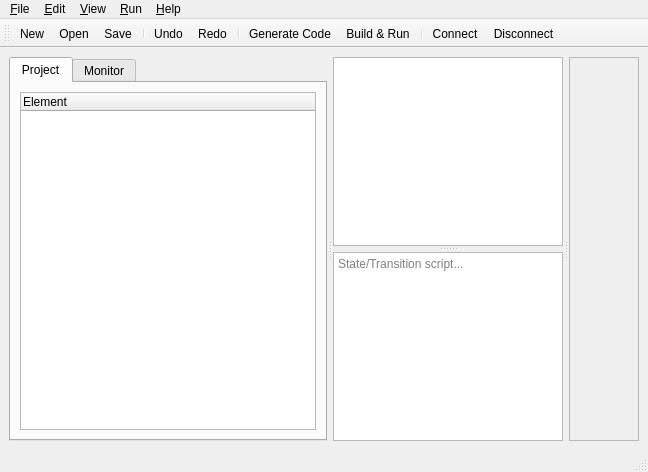
This is src/core_fsm/ui_qt/mainwindow.ui in EightL/fsm-automata-editor-monitor as Qt 5 draws it before an edit. The edited form follows.
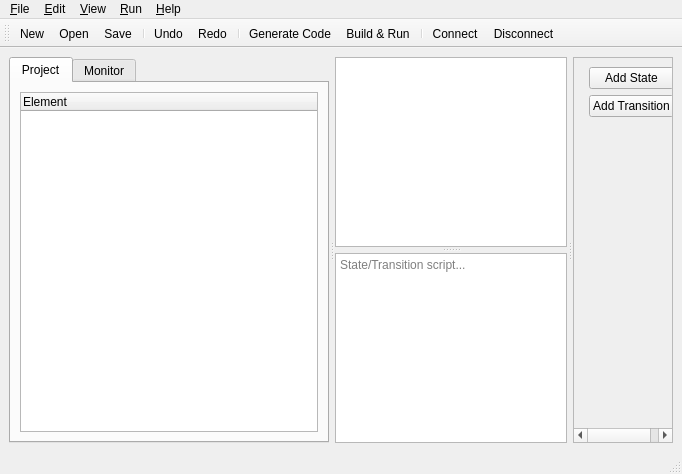
This is the edited form.

Commit message: feat: buttons for adding states and adding transitions

Diff of the .ui file:
```diff
--- a/src/core_fsm/ui_qt/mainwindow.ui
+++ b/src/core_fsm/ui_qt/mainwindow.ui
@@ -2,11 +2,19 @@
 <ui version="4.0">
  <class>MainWindow</class>
  <widget class="QMainWindow" name="MainWindow">
+  <property name="geometry">
+   <rect>
+    <x>0</x>
+    <y>0</y>
+    <width>682</width>
+    <height>474</height>
+   </rect>
+  </property>
   <property name="windowTitle">
    <string>FSM Editor &amp; Monitor</string>
   </property>
   <widget class="QWidget" name="centralwidget">
-   <layout class="QVBoxLayout" name="verticalLayout" stretch="0,1">
+   <layout class="QVBoxLayout" name="verticalLayout" stretch="0">
     <item>
      <widget class="QSplitter" name="horizontalSplitter">
       <property name="handleWidth">
@@ -126,7 +134,30 @@
         <bool>true</bool>
        </property>
        <widget class="QWidget" name="scrollAreaWidgetContents">
-        <layout class="QFormLayout" name="formProperties"/>
+        <property name="geometry">
+         <rect>
+          <x>-36</x>
+          <y>0</y>
+          <width>117</width>
+          <height>368</height>
+         </rect>
+        </property>
+        <layout class="QFormLayout" name="formProperties">
+         <item row="0" column="1">
+          <widget class="QPushButton" name="addStateButton">
+           <property name="text">
+            <string>Add State</string>
+           </property>
+          </widget>
+         </item>
+         <item row="1" column="1">
+          <widget class="QPushButton" name="addTransitionButton">
+           <property name="text">
+            <string>Add Transition</string>
+           </property>
+          </widget>
+         </item>
+        </layout>
        </widget>
       </widget>
      </widget>
@@ -134,6 +165,14 @@
    </layout>
   </widget>
   <widget class="QMenuBar" name="menubar">
+   <property name="geometry">
+    <rect>
+     <x>0</x>
+     <y>0</y>
+     <width>682</width>
+     <height>20</height>
+    </rect>
+   </property>
    <property name="nativeMenuBar">
     <bool>true</bool>
    </property>
@@ -188,6 +227,12 @@
    <addaction name="menuHelp"/>
   </widget>
   <widget class="QToolBar" name="mainToolBar">
+   <attribute name="toolBarArea">
+    <enum>TopToolBarArea</enum>
+   </attribute>
+   <attribute name="toolBarBreak">
+    <bool>false</bool>
+   </attribute>
    <addaction name="actionNew"/>
    <addaction name="actionOpen"/>
    <addaction name="actionSave"/>
```
Left out of the diff: 24 changed lines with no effect on the pictures. The commit also changes 2 other files.
